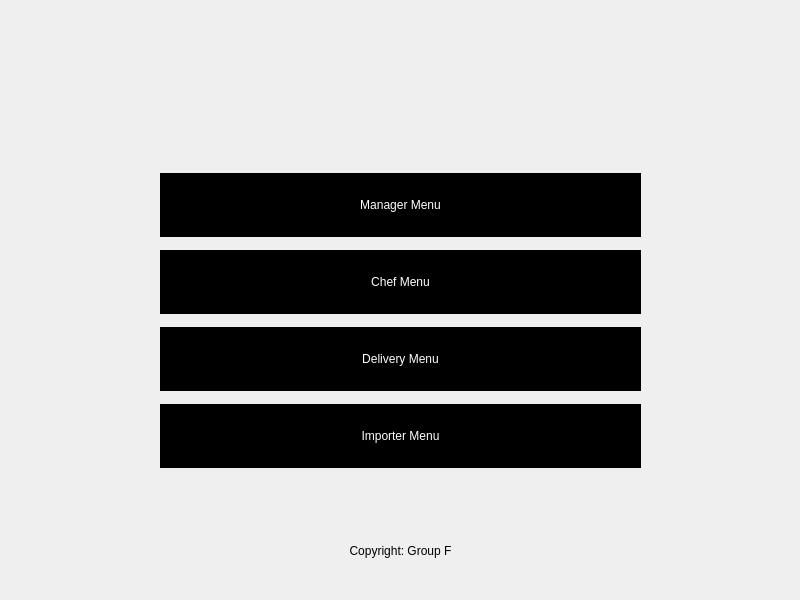
The window that store_main.ui (jonnyjm/Food_Lover_Ultimate) describes before a commit, drawn with Qt 5.
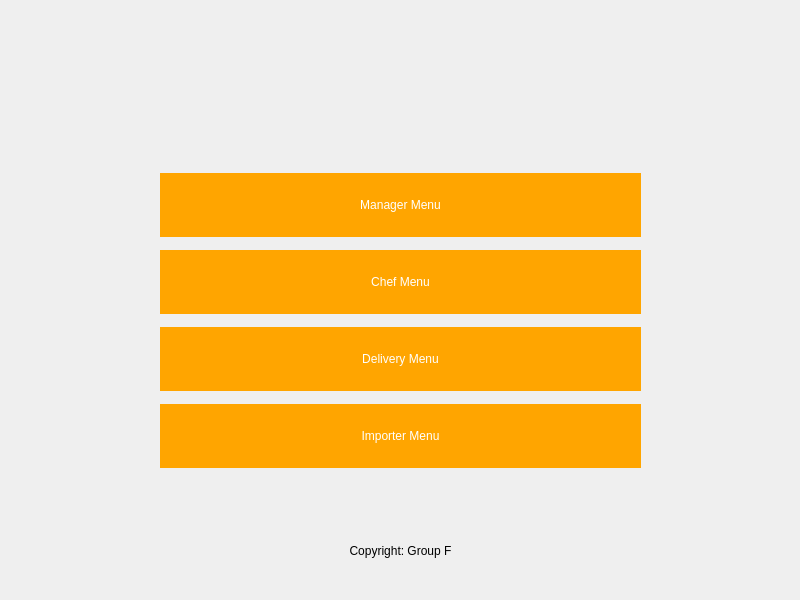
The same window after the commit. Icons and pictures are not drawn.

What changed in the file:
```diff
--- a/store_main.ui
+++ b/store_main.ui
@@ -45,9 +45,15 @@
      <item>
       <widget class="QPushButton" name="manager_btn">
        <property name="styleSheet">
-        <string notr="true">background-color: black;
-color: white;
-border: 25px solid;</string>
+        <string notr="true">QPushButton {
+	background-color: orange;
+	color: white;
+	border: 25px solid orange;
+}
+
+QPushButtonHover {
+	background-color: rgb(57, 57, 57);
+}</string>
        </property>
        <property name="text">
         <string>Manager Menu</string>
@@ -57,9 +63,15 @@
      <item>
       <widget class="QPushButton" name="chef_btn">
        <property name="styleSheet">
-        <string notr="true">background-color: black;
-color: white;
-border: 25px solid</string>
+        <string notr="true">QPushButton {
+	background-color: orange;
+	color: white;
+	border: 25px solid orange;
+}
+
+QPushButtonHover {
+	background-color: rgb(57, 57, 57);
+}</string>
        </property>
        <property name="text">
         <string>Chef Menu</string>
@@ -69,9 +81,15 @@
      <item>
       <widget class="QPushButton" name="delivery_btn">
        <property name="styleSheet">
-        <string notr="true">background-color: black;
-color: white;
-border: 25px solid</string>
+        <string notr="true">QPushButton {
+	background-color: orange;
+	color: white;
+	border: 25px solid orange;
+}
+
+QPushButtonHover {
+	background-color: rgb(57, 57, 57);
+}</string>
        </property>
        <property name="text">
         <string>Delivery Menu</string>
@@ -81,9 +99,15 @@
      <item>
       <widget class="QPushButton" name="importer_btn">
        <property name="styleSheet">
-        <string notr="true">background-color: black;
-color: white;
-border: 25px solid</string>
+        <string notr="true">QPushButton {
+	background-color: orange;
+	color: white;
+	border: 25px solid orange;
+}
+
+QPushButtonHover {
+	background-color: rgb(57, 57, 57);
+}</string>
        </property>
        <property name="text">
         <string>Importer Menu</string>
```
